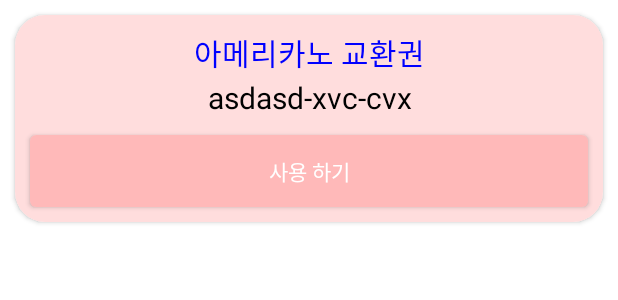
After one commit to gohep90/ttowangAndroid, an Android app: the layout couponitem.xml on its own in the app's theme, with its tools: preview values and no code run, on a phone screen of 412 x 824 dp. The commit adds this screen. Shown: the top 300 px of the screen. Run offline under Robolectric (Android 15) with nearby library versions, the phone set to English and light mode, and no system bars.

Commit message:
쿠폰 작업 ㅇㅋ

```diff
--- a/app/src/main/res/layout/coupon.xml
+++ b/app/src/main/res/layout/coupon.xml
@@ -10,8 +10,7 @@
     <ListView android:id="@android:id/list"
         android:layout_width="match_parent"
         android:layout_height="0dp"
-        android:layout_weight="1"
-        android:drawSelectorOnTop="false"/>
+        android:layout_weight="1"/>
 
 
 
--- /dev/null
+++ b/app/src/main/res/layout/couponitem.xml
@@ -0,0 +1,59 @@
+<?xml version="1.0" encoding="utf-8"?>
+<LinearLayout xmlns:android="http://schemas.android.com/apk/res/android"
+    android:orientation="vertical" android:layout_width="match_parent"
+    android:layout_height="match_parent"
+    android:background="#ffffff"
+    >
+    <android.support.v7.widget.CardView
+        xmlns:android="http://schemas.android.com/apk/res/android"
+        xmlns:card_view="http://schemas.android.com/apk/res-auto"
+        android:layout_width="match_parent"
+        android:layout_height="wrap_content"
+        android:layout_margin="10dp"
+        card_view:cardCornerRadius="20dp"
+
+        >
+        <LinearLayout
+            android:layout_width="match_parent"
+            android:layout_height="wrap_content"
+            android:orientation="vertical"
+            android:background="#FFDDDD">
+            <TextView
+                android:layout_width="match_parent"
+                android:layout_height="30dp"
+                android:text="아메리카노 교환권"
+                android:gravity="center"
+                android:textSize="20dp"
+                android:textColor="#0000ff"
+                android:layout_marginTop="10dp"
+                android:id="@+id/couponName"/>
+            <TextView
+                android:layout_width="match_parent"
+                android:layout_height="30dp"
+                android:text="asdasd-xvc-cvx"
+                android:gravity="center"
+                android:textSize="20dp"
+                android:textColor="#000000"
+                android:id="@+id/couponNumber"/>
+
+            <android.support.v7.widget.CardView
+                xmlns:android="http://schemas.android.com/apk/res/android"
+                xmlns:card_view="http://schemas.android.com/apk/res-auto"
+                android:layout_width="match_parent"
+                android:layout_height="wrap_content"
+                android:layout_margin="10dp"
+                card_view:cardCornerRadius="4dp"
+                >
+                <Button
+                    android:layout_width="match_parent"
+                    android:layout_height="match_parent"
+                    android:text="사용 하기"
+                    android:textColor="#ffffff"
+                    android:background="#FFB9B9"
+                    android:id="@+id/useCoupon"/>
+            </android.support.v7.widget.CardView>
+        </LinearLayout>
+    </android.support.v7.widget.CardView>
+
+
+</LinearLayout>
```
Also changed, not shown: app/src/main/java/com/app/ttowang/ttowang/Home/coupon/coupon.java (+26 -8 lines), app/src/main/java/com/app/ttowang/ttowang/Home/coupon/couponItemAdapter.java (added, +86 -0 lines), app/src/main/java/com/app/ttowang/ttowang/Home/coupon/couponItemClass.java (added, +13 -0 lines), app/src/main/java/com/app/ttowang/ttowang/Home/home.java (+8 -35 lines), app/src/main/res/layout/coupon_item.xml (deleted, +0 -66 lines).
